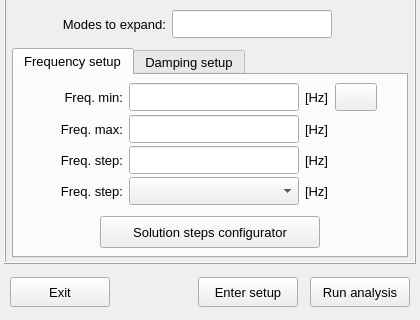
Before: the Qt Designer form vibra/interface/data/ui_files/analysis/harmonic_analysis_setup_input.ui in MOPT-UFSC/VIBRA, drawn with Qt 5; both pictures show x 0 to 420 and y 140 to 460 of the 420 by 460 pixel window.
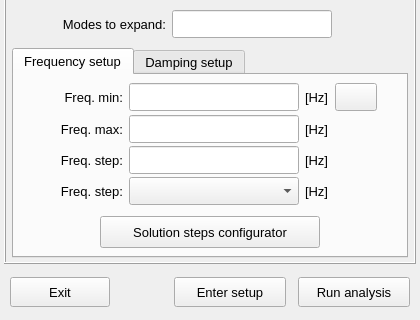
After: the same form once the commit is applied. Icons and pictures are not drawn.

Commit message: Add new icons to the analysis setup UI buttons

The edit to the form file:
```diff
--- a/vibra/interface/data/ui_files/analysis/harmonic_analysis_setup_input.ui
+++ b/vibra/interface/data/ui_files/analysis/harmonic_analysis_setup_input.ui
@@ -1520,13 +1520,13 @@
        <widget class="QPushButton" name="pushButton_enter_setup">
         <property name="minimumSize">
          <size>
-          <width>100</width>
+          <width>112</width>
           <height>30</height>
          </size>
         </property>
         <property name="maximumSize">
          <size>
-          <width>100</width>
+          <width>112</width>
           <height>30</height>
          </size>
         </property>
@@ -1545,6 +1545,16 @@
         <property name="text">
          <string>Enter setup</string>
         </property>
+        <property name="icon">
+         <iconset resource="../../icons/resources.qrc">
+          <normaloff>:/icons/settings_b_roll.png</normaloff>:/icons/settings_b_roll.png</iconset>
+        </property>
+        <property name="iconSize">
+         <size>
+          <width>18</width>
+          <height>18</height>
+         </size>
+        </property>
         <property name="autoDefault">
          <bool>false</bool>
         </property>
@@ -1554,13 +1564,13 @@
        <widget class="QPushButton" name="pushButton_run_analysis">
         <property name="minimumSize">
          <size>
-          <width>100</width>
+          <width>112</width>
           <height>30</height>
          </size>
         </property>
         <property name="maximumSize">
          <size>
-          <width>100</width>
+          <width>112</width>
           <height>30</height>
          </size>
         </property>
@@ -1579,6 +1589,16 @@
         <property name="text">
          <string>Run analysis</string>
         </property>
+        <property name="icon">
+         <iconset resource="../../icons/resources.qrc">
+          <normaloff>:/icons/start_solution.png</normaloff>:/icons/start_solution.png</iconset>
+        </property>
+        <property name="iconSize">
+         <size>
+          <width>18</width>
+          <height>18</height>
+         </size>
+        </property>
         <property name="autoDefault">
          <bool>false</bool>
         </property>
```
Left out of the diff: 12 changed lines with no effect on the pictures. The commit also changes 8 other files.
